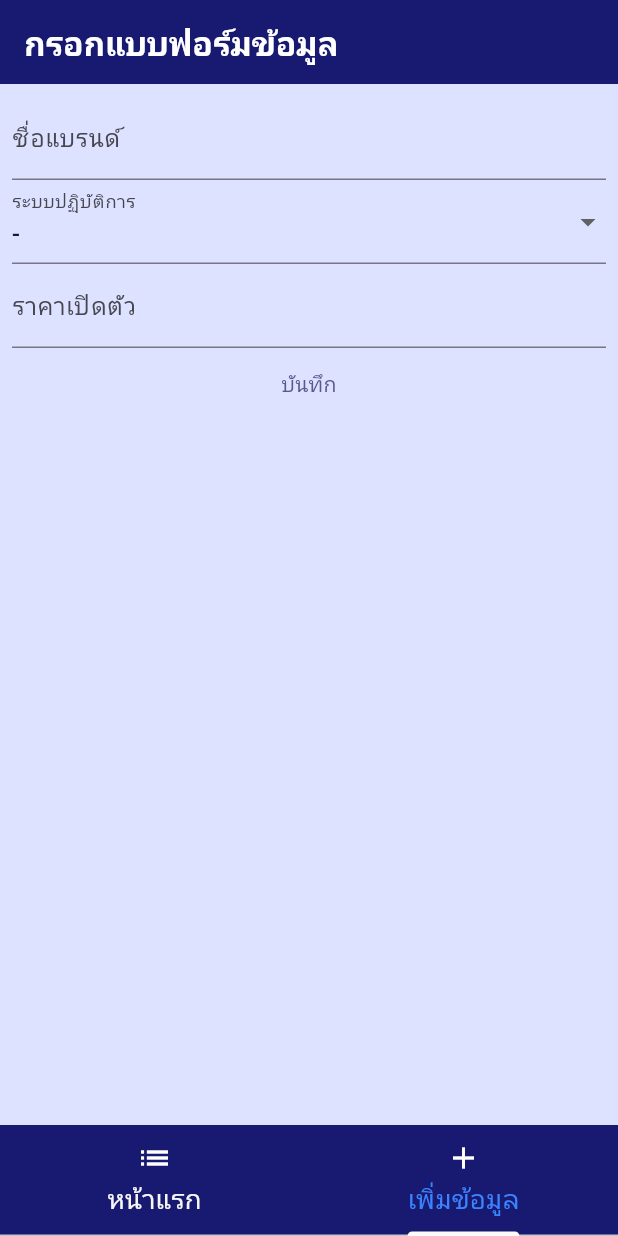
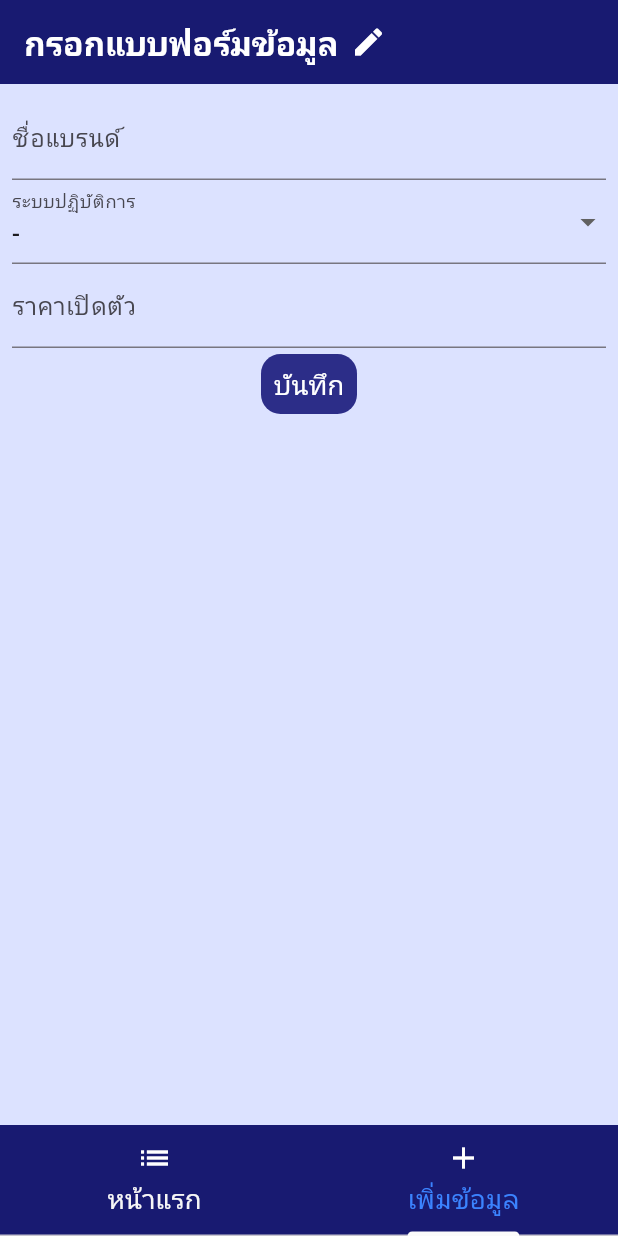
Before and after one commit to ratchanona65/MobileApplication, a Flutter app: the screen it shows after launch, tab 2 chosen, on a phone screen of 412 x 824 dp. Run offline on Flutter 3.47's test engine with Material 3 defaults, Android fonts, the phone set to English and light mode, and no system bars; our stand-ins replace google_fonts, image_picker, sembast; Roboto replaces fonts that are missing (Kanit); statements that could not run were skipped.

Commit message:
ตกแต่งหน้า form_screen

```diff
--- a/lib/screens/form_screen.dart
+++ b/lib/screens/form_screen.dart
@@ -4,8 +4,6 @@ import 'package:flutter/material.dart';
 import 'package:myapp/screens/home_screen.dart';
 import 'package:provider/provider.dart';
 import 'package:myapp/provider/transaction_provider.dart';
-import 'package:image_picker/image_picker.dart';
-import 'dart:io'; // นำเข้าจำเป็นสำหรับการใช้งาน File
 import 'package:google_fonts/google_fonts.dart';
 
 class FormScreen extends StatelessWidget {
@@ -23,7 +21,10 @@ class FormScreen extends StatelessWidget {
         appBar: AppBar(
           iconTheme:
               IconThemeData(color: Colors.white), //เปลี่ยนสีไอคอน <- (กลับ)
-          title: Text(
+          title: Row(
+            mainAxisAlignment: MainAxisAlignment.start,
+            children: [
+              Text(
                 'กรอกแบบฟอร์มข้อมูล',
                 style: GoogleFonts.kanit(
                     textStyle: const TextStyle(
@@ -31,6 +32,12 @@ class FormScreen extends StatelessWidget {
                         fontWeight: FontWeight.bold,
                         color: Colors.white)),
               ),
+
+              const SizedBox(width: 8), // เพิ่มระยะห่างระหว่างข้อความกับไอคอน
+              const Icon(Icons.edit, color: Colors.white), // ไอคอนปากกา
+            ],
+          ),
+
           backgroundColor: const Color.fromARGB(255, 24, 26, 113),
         ),
         body: Padding(
@@ -81,7 +88,20 @@ class FormScreen extends StatelessWidget {
                     },
                   ),
                   TextButton(
-                      child: const Text('บันทึก'),
+                      style: TextButton.styleFrom(
+                        backgroundColor: Color.fromARGB(255, 44, 45, 136),
+                        foregroundColor: Colors.white, // เปลี่ยนสี text
+                        padding: const EdgeInsets.symmetric(vertical: 5),
+                        shape: RoundedRectangleBorder(
+                          borderRadius: BorderRadius.circular(13.0),
+                        ),
+                      ),
+                      child: Text(
+                        'บันทึก',
+                        style: GoogleFonts.kanit(
+                          fontSize: 18, // ขนาดฟอนต์
+                        ),
+                      ),
                       onPressed: () {
                         if (formKey.currentState!.validate()) {
                           // create transaction data object
--- a/pubspec.yaml
+++ b/pubspec.yaml
@@ -38,6 +38,7 @@ flutter:
       - assets/img/icon_question.png
       - assets/img/icon_apple.png
       - assets/img/icon_android.png
+      - assets/img/icon_input.png
   uses-material-design: true
 
 flutter_icons:
```
Also changed, not shown: assets/img/icon_input.png (added). Lines whose indentation alone changed are shown as unchanged.
